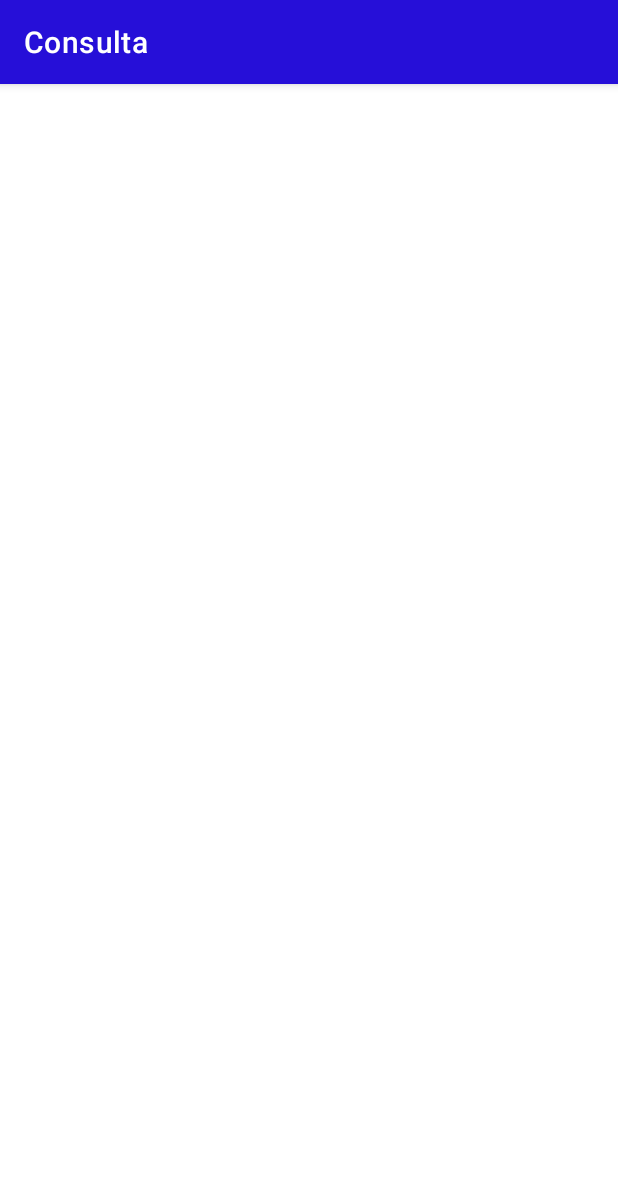
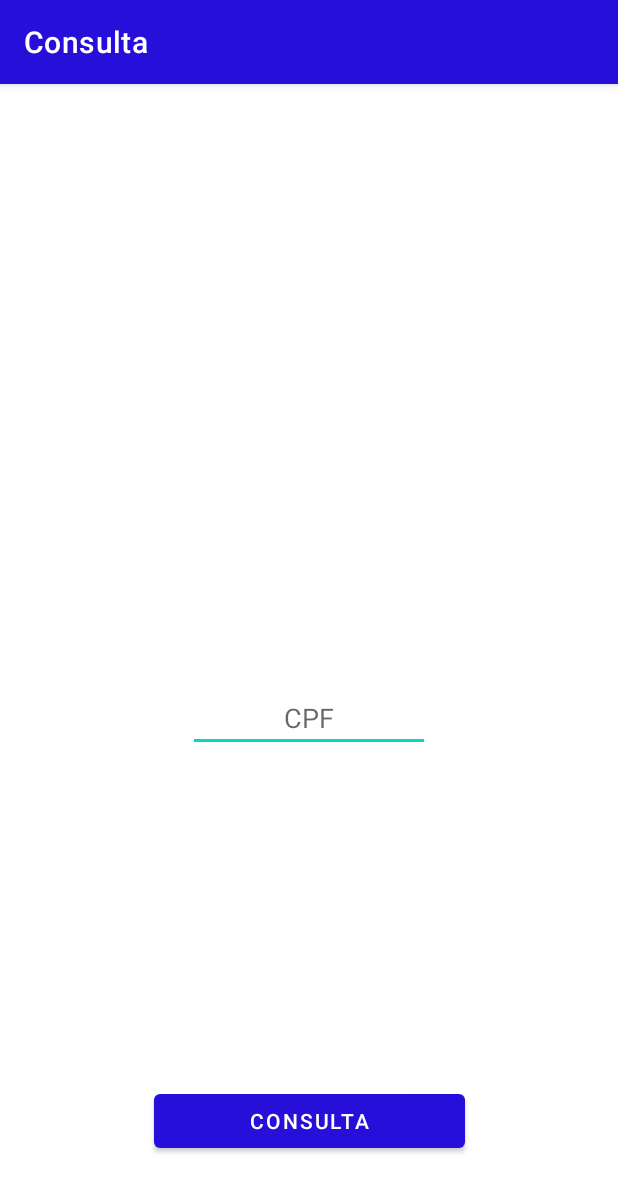
Before and after one commit to Andrefil12/consulta_app, an Android app: the screen it shows after launch (ConsultActivity), after a tap on "CONFIRMAR", on a phone screen of 412 x 824 dp. Shown: the top 1192 px of the screen. Run offline under Robolectric (Android 15) with nearby library versions, the phone set to English and light mode, and no system bars.

Commit message:
criação da helper e da application

```diff
--- a/app/src/main/AndroidManifest.xml
+++ b/app/src/main/AndroidManifest.xml
@@ -7,6 +7,7 @@
         android:icon="@mipmap/ic_launcher"
         android:label="@string/app_name"
         android:roundIcon="@mipmap/ic_launcher_round"
+        android:name=".application.ConsultaApplication"
         android:supportsRtl="true"
         android:theme="@style/Theme.Consulta">
         <activity android:name=".ConsultActivity"></activity>
--- a/app/src/main/java/com/example/consulta/ConsultActivity.kt
+++ b/app/src/main/java/com/example/consulta/ConsultActivity.kt
@@ -2,10 +2,32 @@ package com.example.consulta
 
 import androidx.appcompat.app.AppCompatActivity
 import android.os.Bundle
+import com.example.consulta.application.ConsultaApplication
+import com.example.consulta.model.BdDados
+import kotlinx.android.synthetic.main.activity_consult.*
 
 class ConsultActivity : AppCompatActivity() {
     override fun onCreate(savedInstanceState: Bundle?) {
         super.onCreate(savedInstanceState)
         setContentView(R.layout.activity_consult)
+        getOnData()
     }
+
+    private fun getOnData(){
+        buttonConsult.setOnClickListener {
+            getOnResult()
+            //setOnText(list)
+        }
+    }
+
+    private fun getOnResult() {
+        Thread(Runnable {
+            val busca = inputConsult?.text.toString()
+            runOnUiThread{
+                exitConsult?.text = "${ConsultaApplication.instance.helperDB?.buscarConsulta(busca)}"
+            }
+        }).start()
+
+    }
+
 }
--- a/app/src/main/java/com/example/consulta/MainActivity.kt
+++ b/app/src/main/java/com/example/consulta/MainActivity.kt
@@ -3,34 +3,49 @@ package com.example.consulta
 import android.content.Intent
 import androidx.appcompat.app.AppCompatActivity
 import android.os.Bundle
+import android.view.View
+import com.example.consulta.application.ConsultaApplication
 import kotlinx.android.synthetic.main.activity_main.*
-import main.classes.`class`.Armazem
-import main.classes.`class`.BdDados
+import com.example.consulta.model.BdDados
 
 class MainActivity : AppCompatActivity() {
     override fun onCreate(savedInstanceState: Bundle?) {
         super.onCreate(savedInstanceState)
         setContentView(R.layout.activity_main)
-        inputData()
+        clickOnButtom()
     }
 
-    private fun inputData(){
+    //Chamada o seOndata() depois do click no Botão
+    private fun clickOnButtom(){
         botao.setOnClickListener {
-            callClass(
-                inpNome.text.toString(),
-                inpCpf.text.toString(),
-                inpRg.text.toString(),
-                inpCell.text.toString()
-            )
-            val intent = Intent(this, ConsultActivity::class.java)
-            startActivity(intent)
+            setOnData()
         }
-
     }
 
-    private fun callClass(nome: String, cpf: String, rg: String, cell: String){
-        val bd = BdDados(nome,cpf,rg,cell)
-        val armazena = Armazem(bd)
+    // Criação do objeto e passando para ser salvo no BD
+    private fun setOnData(){
+        var nome = inpNome?.text.toString()
+        var cpf = inpCpf?.text.toString()
+        var rg = inpRg?.text.toString()
+        var cell = inpCell?.text.toString()
+        Thread(Runnable{
+            val consulta = BdDados(
+                    nome,cpf,rg,cell
+            )
+            ConsultaApplication.instance.helperDB?.salvarConsulta(consulta)
+            runOnUiThread {
+                setOnChange()
+            }
+        }).start()
     }
 
+    //Chama a Activity Consult
+    private fun setOnChange(){
+        Thread(Runnable {
+            runOnUiThread {
+                val intent = Intent(this, ConsultActivity::class.java)
+                startActivity(intent)
+            }
+        }).start()
+    }
 }
--- /dev/null
+++ b/app/src/main/java/com/example/consulta/application/ConsultaApplication.kt
@@ -0,0 +1,20 @@
+package com.example.consulta.application
+
+import android.app.Application
+import com.example.consulta.helpers.HelperDB
+
+class ConsultaApplication : Application() {
+
+    var helperDB: HelperDB? = null
+        private set
+
+    companion object{
+        lateinit var instance: ConsultaApplication
+    }
+
+    override fun onCreate() {
+        super.onCreate()
+        instance = this
+        helperDB = HelperDB(this)
+    }
+}
--- /dev/null
+++ b/app/src/main/java/com/example/consulta/helpers/HelperDB.kt
@@ -0,0 +1,119 @@
+package com.example.consulta.helpers
+
+import android.content.ContentValues
+import android.content.Context
+import android.database.sqlite.SQLiteDatabase
+import android.database.sqlite.SQLiteOpenHelper
+import com.example.consulta.model.BdDados
+
+class HelperDB(
+        context: Context?
+) : SQLiteOpenHelper(context, NOME_BANCO, null, VERSAO_ATUAL) {
+
+    companion object{
+        private val NOME_BANCO = "consulta.db"
+        private val VERSAO_ATUAL = 1
+    }
+
+    val TABLE_NAME = "consulta"
+    val COLUMNS_NOME = "nome"
+    val COLUMNS_CPF = "cpf"
+    val COLUMNS_RG = "rg"
+    val COLUMNS_TELEFONE = "telefone"
+    val CREATE_TABLE = "CREATE TABLE $TABLE_NAME(" +
+            "$COLUMNS_CPF TEXT NOT NULL," +
+            "$COLUMNS_NOME TEXT NOT NULL," +
+            "$COLUMNS_RG TEXT NOT NULL," +
+            "$COLUMNS_TELEFONE TEXT NOT NULL," +
+            "PRIMARY KEY($COLUMNS_CPF)" +
+            ")"
+    val DROP_TABLE = "DROP TABLE IF EXISTS $TABLE_NAME"
+
+    override fun onCreate(db: SQLiteDatabase?) {
+        db?.execSQL(CREATE_TABLE)
+    }
+
+    override fun onUpgrade(db: SQLiteDatabase?, oldVersion: Int, newVersion: Int) {
+        if(oldVersion != newVersion){
+            db?.execSQL(DROP_TABLE)
+        }
+        onCreate(db)
+    }
+
+    fun buscarConsulta(busca: String) : List<BdDados>{
+        //Coloca-se o elvis operator para garantir que não vai retornar null, mas não é necessário
+        val db = readableDatabase ?: return mutableListOf()
+        var lista = mutableListOf<BdDados>()
+        //val sql = "SELECT * FROM $TABLE_NAME WHERE $COLUMNS_CPF LIKE '%$busca%'"
+        val sql = "SELECT * FROM $TABLE_NAME WHERE $COLUMNS_CPF LIKE ?"
+        var buscaComPercentual = "%$busca%"
+        var cursor = db.rawQuery(sql, arrayOf(buscaComPercentual))
+        if(cursor == null){
+            db.close()
+            return mutableListOf()
+        }
+        while(cursor.moveToNext()){
+            var consulta = BdDados(
+                    cursor.getString(cursor.getColumnIndex(COLUMNS_CPF)),
+                    cursor.getString(cursor.getColumnIndex(COLUMNS_NOME)),
+                    cursor.getString(cursor.getColumnIndex(COLUMNS_RG)),
+                    cursor.getString(cursor.getColumnIndex(COLUMNS_TELEFONE))
+            )
+            lista.add(consulta)
+        }
+        db.close()
+        return lista
+    }
+
+    fun salvarConsulta(consulta: BdDados){
+        val db = writableDatabase ?: return
+        /*
+        Existe essa maneira de se fazer a inserção, mas tem outra
+        val sql = "INSERT INTO $TABLE_NAME VALUES (?,?,?,?)"
+        val array = arrayOf(consulta.nome, consulta.cpf, consulta.rg, consulta.cell)*\
+         */
+        var content = ContentValues()
+        content.put(COLUMNS_NOME,consulta.nome)
+        content.put(COLUMNS_CPF,consulta.cpf)
+        content.put(COLUMNS_RG,consulta.rg)
+        content.put(COLUMNS_TELEFONE,consulta.cell)
+        db.insert(TABLE_NAME,null, content)
+        //db.execSQL(sql,array)
+        db.close()
+    }
+
+    fun deletarConsulta(cpf: String){
+        val db = writableDatabase ?: return
+        val sql = "DELETE FROM $TABLE_NAME WHERE $COLUMNS_CPF = ?"
+        val arg = arrayOf("$cpf")
+        db.execSQL(sql, arg)
+        /*
+        Uma das formas possíveis de implementar o delete
+        val where = "cpf = ?"
+        val arg = arrayOf("$cpf")
+        db.delete(TABLE_NAME, where, arg)
+
+         */
+        db.close()
+    }
+
+    fun updateConsulta(consulta: BdDados){
+        val db = writableDatabase ?: return
+        val sql = "UPDATE $TABLE_NAME SET $COLUMNS_NOME = ?, $COLUMNS_CPF = ?" +
+                "$COLUMNS_RG = ? , $COLUMNS_TELEFONE = ? WHERE $COLUMNS_CPF = ?"
+        val arg = arrayOf(consulta.nome, consulta.cpf, consulta.rg, consulta.cell, consulta.cpf)
+        db.execSQL(sql, arg)
+        /*
+        Uma das possibilidades de update
+        val content = ContentValues()
+        content.put(COLUMNS_NOME, consulta.nome)
+        content.put(COLUMNS_CPF, consulta.cpf)
+        content.put(COLUMNS_RG, consulta.rg)
+        content.put(COLUMNS_TELEFONE, consulta.cell)
+        val where = "id = ?"
+        val arg = arrayOf("${consulta.cpf}")
+        db.update(TABLE_NAME, content, where, arg)
+         */
+        db.close()
+    }
+}
--- a/app/src/main/java/main/classes/class/BdDados.kt
+++ b/app/src/main/java/com/example/consulta/model/BdDados.kt
@@ -1,4 +1,4 @@
-package main.classes.`class`
+package com.example.consulta.model
 
 class BdDados(val nome: String, val cpf: String, val rg: String, val cell: String) {
 
--- a/app/src/main/java/main/classes/class/Armazem.kt
+++ /dev/null
@@ -1,16 +0,0 @@
-package main.classes.`class`
-
-class Armazem(val bd: BdDados) {
-
-    val setado = mutableSetOf<BdDados>()
-
-    fun adiciona(){
-        setado.add(bd)
-    }
-
-    fun remove(){
-        setado.remove(bd)
-    }
-
-    fun retorno() = setado.forEach { println(it) }
-}
--- a/app/src/main/res/layout/activity_consult.xml
+++ b/app/src/main/res/layout/activity_consult.xml
@@ -6,4 +6,50 @@
     android:layout_height="match_parent"
     tools:context=".ConsultActivity">
 
+    <TextView
+        android:id="@+id/exitConsult"
+        android:layout_width="wrap_content"
+        android:layout_height="wrap_content"
+        app:layout_constraintEnd_toEndOf="parent"
+        app:layout_constraintStart_toStartOf="parent"
+        app:layout_constraintBottom_toTopOf="@id/guide30"
+        app:layout_constraintTop_toTopOf="parent"/>
+
+    <EditText
+        android:id="@+id/inputConsult"
+        android:layout_width="wrap_content"
+        android:layout_height="wrap_content"
+        android:paddingHorizontal="64dp"
+        android:hint="@string/consulta"
+        android:inputType="text"
+        app:layout_constraintBottom_toTopOf="@id/guide90"
+        app:layout_constraintTop_toTopOf="@id/guide30"
+        app:layout_constraintStart_toStartOf="parent"
+        app:layout_constraintEnd_toEndOf="parent"/>
+
+    <Button
+        android:id="@+id/buttonConsult"
+        android:layout_width="wrap_content"
+        android:layout_height="wrap_content"
+        android:text="@string/app_name"
+        android:paddingHorizontal="64dp"
+        app:layout_constraintEnd_toEndOf="parent"
+        app:layout_constraintStart_toStartOf="parent"
+        app:layout_constraintTop_toBottomOf="@id/guide90"
+        app:layout_constraintBottom_toBottomOf="parent"/>
+
+    <androidx.constraintlayout.widget.Guideline
+        android:id="@+id/guide30"
+        android:layout_width="wrap_content"
+        android:layout_height="wrap_content"
+        android:orientation="horizontal"
+        app:layout_constraintGuide_percent="0.3" />
+
+    <androidx.constraintlayout.widget.Guideline
+        android:id="@+id/guide90"
+        android:layout_width="wrap_content"
+        android:layout_height="wrap_content"
+        android:orientation="horizontal"
+        app:layout_constraintGuide_percent="0.8"/>
+
 </androidx.constraintlayout.widget.ConstraintLayout>
--- a/app/src/main/res/layout/activity_main.xml
+++ b/app/src/main/res/layout/activity_main.xml
@@ -19,7 +19,7 @@
     <EditText
         android:id="@+id/inpCpf"
         android:hint="@string/editcpf"
-        android:inputType="numberDecimal"
+        android:inputType="text"
         app:layout_constraintStart_toStartOf="parent"
         app:layout_constraintEnd_toEndOf="parent"
         app:layout_constraintBottom_toTopOf="@id/guideMediumUp"
@@ -29,7 +29,7 @@
     <EditText
         android:id="@+id/inpRg"
         android:hint="@string/editrg"
-        android:inputType="numberDecimal"
+        android:inputType="text"
         app:layout_constraintStart_toStartOf="parent"
         app:layout_constraintEnd_toEndOf="parent"
         app:layout_constraintBottom_toTopOf="@id/guideMediumDown"
--- a/app/src/main/res/values/strings.xml
+++ b/app/src/main/res/values/strings.xml
@@ -5,4 +5,5 @@
     <string name="editrg">Rg</string>
     <string name="editcell">Telefone</string>
     <string name="button">Confirmar</string>
+    <string name="consulta">CPF</string>
 </resources>
```
